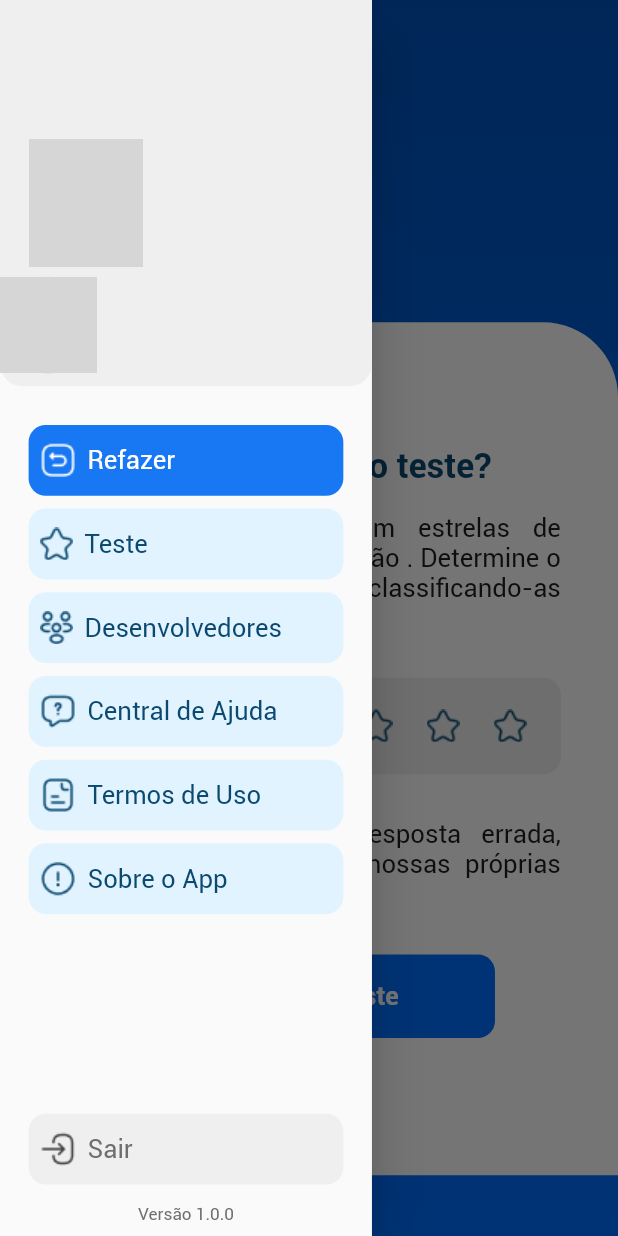
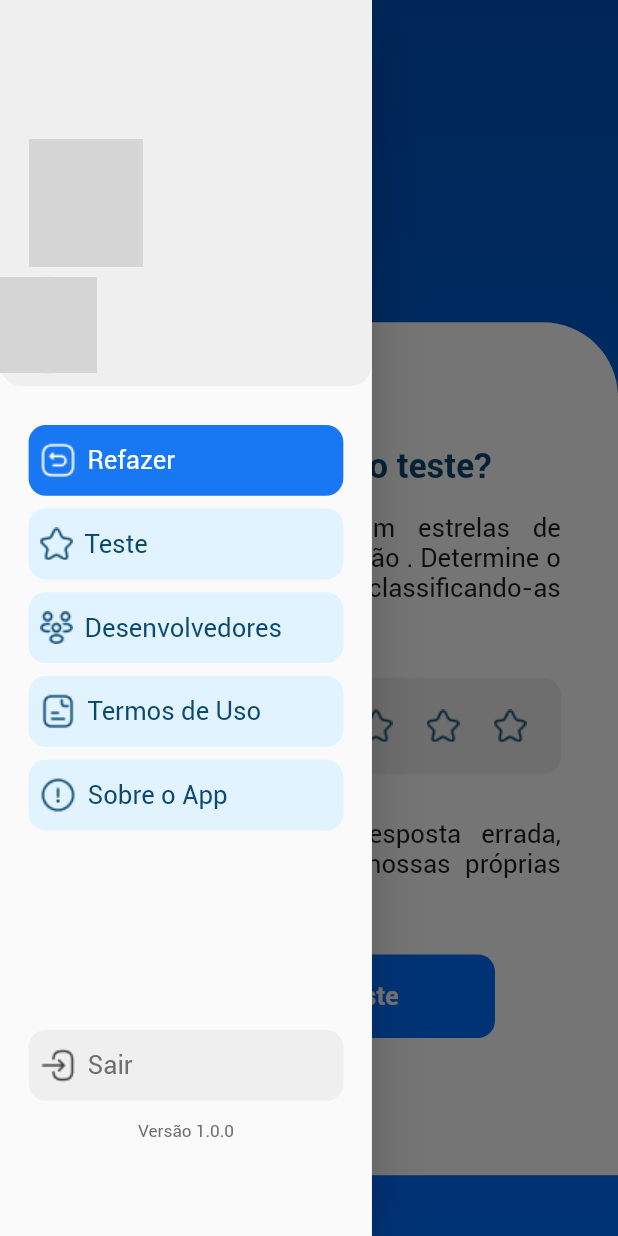
Before and after one commit to ParagonVirtuoso/inteligencias_multiplas, a Flutter app: the HomePage screen opened by its route, with the side drawer open, on a phone screen of 412 x 824 dp. Run offline on Flutter 3.47's test engine with Material 2 defaults, Android fonts, the phone set to English and light mode, and no system bars; our stand-ins replace carousel_slider, firebase_auth, firebase_core, flutter_screenutil, google_sign_in; missing offline and left inert: flutter_facebook_auth; accounts and stored records are empty; generated files the repository leaves out were written again; network calls fail; Roboto replaces fonts that are missing (Roboto-Regular); grey boxes are pictures that could not be loaded.

Commit message:
chore: correcao metodo troca de pergunta e etapa
adicionado ao currentQuestion o valor zero para resetar as perguntas ao concluir uma etapa e removido central de ajuda do custom drawer.

```diff
--- a/lib/screens/homePage/componentes/drawer_custom.dart
+++ b/lib/screens/homePage/componentes/drawer_custom.dart
@@ -110,15 +110,6 @@ class _DrawerCustomState extends State<DrawerCustom> {
             ),
             GestureDetector(
               child: const ButtonDrawer(
-                icon: Strings.centralAjudaIconAsset,
-                text: Strings.centralAjuda,
-                corFundo: Cores.kAzulDrawerItemColor,
-                corTexto: Cores.kTertiaryColor,
-              ),
-              onTap: () {},
-            ),
-            GestureDetector(
-              child: const ButtonDrawer(
                 icon: Strings.termosUsoAppIconAsset,
                 text: Strings.termosUso,
                 corFundo: Cores.kAzulDrawerItemColor,
--- a/lib/screens/questionsPage/componentes/modal_alerta_resposta.dart
+++ b/lib/screens/questionsPage/componentes/modal_alerta_resposta.dart
@@ -114,7 +114,7 @@ class _ModalAlertaRespostaState extends State<ModalAlertaResposta> {
                           Strings.editar,
                           style: TextStyle(
                               color: Cores.kAzulBotaoItemColor,
-                              fontSize: 50.sp,
+                              fontSize: 45.sp,
                               fontWeight: FontWeight.w500,
                               fontFamily: 'Roboto-Regular'),
                         ),
@@ -147,7 +147,7 @@ class _ModalAlertaRespostaState extends State<ModalAlertaResposta> {
                         Strings.continuar,
                         style: TextStyle(
                             color: Cores.kWhiteColor,
-                            fontSize: 50.sp,
+                            fontSize: 45.sp,
                             fontWeight: FontWeight.w500,
                             fontFamily: 'Roboto-Regular'),
                       ),
--- a/lib/screens/questionsPage/question_page.dart
+++ b/lib/screens/questionsPage/question_page.dart
@@ -233,8 +233,9 @@ class _QuestionsPageState extends State<QuestionsPage> {
     selectedStar = 0;
 
     currentQuestion = obterProximaPergunta();
-    if (currentQuestion == 0) {
+    if (currentQuestion == 7) {
       currentStep++;
+      currentQuestion = 0;
       listaJaRespondida = List.filled(7, false);
     }
 
--- a/lib/utils/strings.dart
+++ b/lib/utils/strings.dart
@@ -31,7 +31,6 @@ class Strings {
   static const desejaSair = 'Deseja realmente sair?';
   static const sobreApp = 'Sobre o App';
   static const termosUso = 'Termos de Uso';
-  static const centralAjuda = 'Central de Ajuda';
   static const desenvolvedores = 'Desenvolvedores';
   static const teste = 'Teste';
   static const etapa = 'Etapa';
@@ -60,7 +59,6 @@ class Strings {
   static const playIconAsset = 'assets/icons/play.png';
   static const starIconAsset = 'assets/icons/star.png';
   static const starFullIconAsset = 'assets/icons/starFull.png';
-  static const centralAjudaIconAsset = 'assets/icons/centralAjuda.png';
   static const desenvolvedoresIconAsset = 'assets/icons/desenvolvedores.png';
   static const sobreAppIconAsset = 'assets/icons/sobreApp.png';
   static const termosUsoAppIconAsset = 'assets/icons/termosUso.png';
```
Also changed, not shown: assets/icons/centralAjuda.png (deleted).
